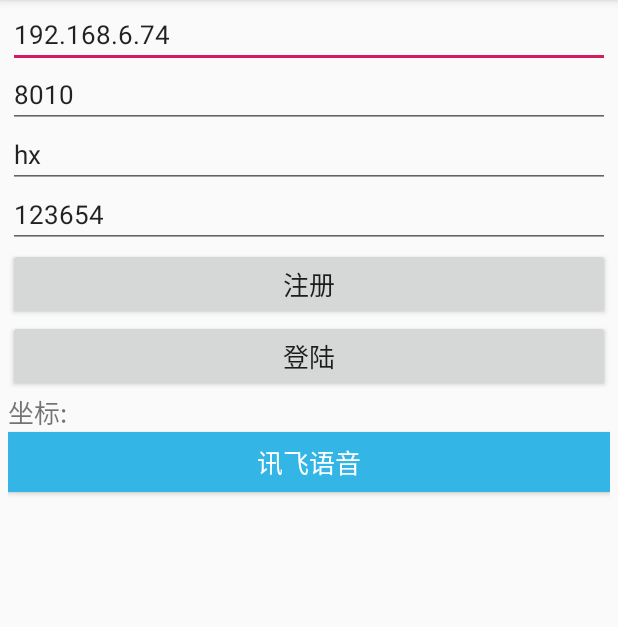
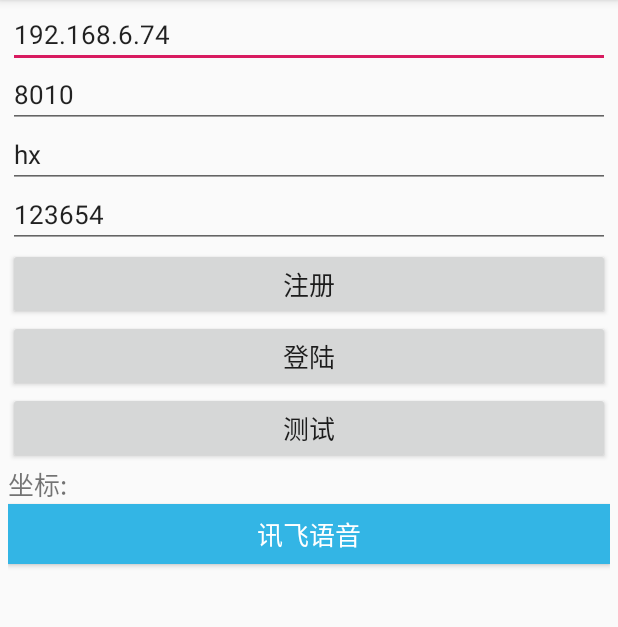
Before and after one commit to huangxian1215/farmshop, an Android app: the screen it shows after launch (LoginActivity), after a tap on "登陆", on a phone screen of 412 x 824 dp, the part 84-711 px from its top. Run offline under Robolectric (Android 15) with nearby library versions, the phone set to English and light mode, and no system bars.

Commit message:
增加消息推送demo

```diff
--- a/app/src/main/AndroidManifest.xml
+++ b/app/src/main/AndroidManifest.xml
@@ -1,7 +1,9 @@
 <?xml version="1.0" encoding="utf-8"?>
 <manifest xmlns:android="http://schemas.android.com/apk/res/android"
     package="com.example.farmshop">
-
+    <!--消息推送-->
+    <uses-permission android:name="android.permission.VIBRATE" />
+    <uses-permission android:name="android.permission.RECEIVE_SMS" />
     <!-- SD卡 -->
     <uses-permission android:name="android.permission.READ_EXTERNAL_STORAGE" />
     <uses-permission android:name="android.permission.MOUNT_UNMOUNT_FILESYSTEMS" />
@@ -56,6 +58,7 @@
         <activity android:name=".upfiles.activity.UpFileMainActivity"/>
         <activity android:name=".activity.UserDetailActivity"/>
         <activity android:name=".activity.UserDetailEditActivity"/>
+        <activity android:name=".activity.NotificationActivity"/>
         <!--讯飞语音-->
         <activity android:name=".iflytek.IflayMainActivity" />
         <activity android:name=".iflytek.VoiceRecognizeActivity" />
--- a/app/src/main/java/com/example/farmshop/activity/LoginActivity.java
+++ b/app/src/main/java/com/example/farmshop/activity/LoginActivity.java
@@ -52,15 +52,13 @@ public class LoginActivity extends AppCompatActivity implements OnClickListener,
     @Override
     protected void onCreate(Bundle savedInstanceState) {
         super.onCreate(savedInstanceState);
-
-//        StrictMode.ThreadPolicy policy = new StrictMode.ThreadPolicy.Builder().permitAll().build();
-//        StrictMode.setThreadPolicy(policy);
+        setContentView(R.layout.activity_login);
         // 注意该方法要在setContentView方法之前实现
         mLocationClient = new LocationClient(getApplicationContext());//声明LocationClient类
         mLocationClient.registerLocationListener(myListener);//注册监听函数
         setBDMapSDKparm();
 
-        setContentView(R.layout.activity_login);
+
         et_ip = (EditText) findViewById(R.id.et_ip);
         et_port = (EditText) findViewById(R.id.et_port);
         s_et_name = (EditText) findViewById(R.id.et_name);
@@ -69,6 +67,9 @@ public class LoginActivity extends AppCompatActivity implements OnClickListener,
         findViewById(R.id.btn_regist).setOnClickListener(this);
         findViewById(R.id.btn_login).setOnClickListener(this);
         findViewById(R.id.btn_iflay).setOnClickListener(this);
+
+        //test
+        findViewById(R.id.btn_test).setOnClickListener(this);
         //test map SDK
         app = MainApplication.getInstance();
         mContext = this;
@@ -90,7 +91,9 @@ public class LoginActivity extends AppCompatActivity implements OnClickListener,
                 Manifest.permission.CAMERA,
                 Manifest.permission.WAKE_LOCK,
                 Manifest.permission.RECORD_AUDIO,
-                Manifest.permission.DELETE_CACHE_FILES
+                Manifest.permission.DELETE_CACHE_FILES,
+                Manifest.permission.VIBRATE,
+                Manifest.permission.RECEIVE_SMS
         }, 1);
     }
 
@@ -113,6 +116,11 @@ public class LoginActivity extends AppCompatActivity implements OnClickListener,
         //讯飞语音
         if(v.getId() == R.id.btn_iflay){
             Intent intent = new Intent(this, IflayMainActivity.class);
+            startActivity(intent);
+        }
+        //测试
+        if(v.getId() == R.id.btn_test){
+            Intent intent = new Intent(this, NotificationActivity.class);
             startActivity(intent);
         }
     }
--- a/app/src/main/res/layout/activity_login.xml
+++ b/app/src/main/res/layout/activity_login.xml
@@ -44,6 +44,12 @@
         android:layout_height="wrap_content"
         android:text="登陆"
         android:textSize="17sp" />
+    <Button
+        android:id="@+id/btn_test"
+        android:layout_width="match_parent"
+        android:layout_height="wrap_content"
+        android:text="测试"
+        android:textSize="17sp" />
     <TextView
         android:id="@+id/tv_location"
         android:layout_width="match_parent"
```
Also changed, not shown: app/src/main/java/com/example/farmshop/activity/NotificationActivity.java (added, +73 -0 lines), app/src/main/res/layout/activity_notify_simple.xml (added, +38 -0 lines), app/src/main/res/drawable-hdpi/ic_app.png (added), app/src/main/res/drawable/ic_app.png (added), 1 other file.
